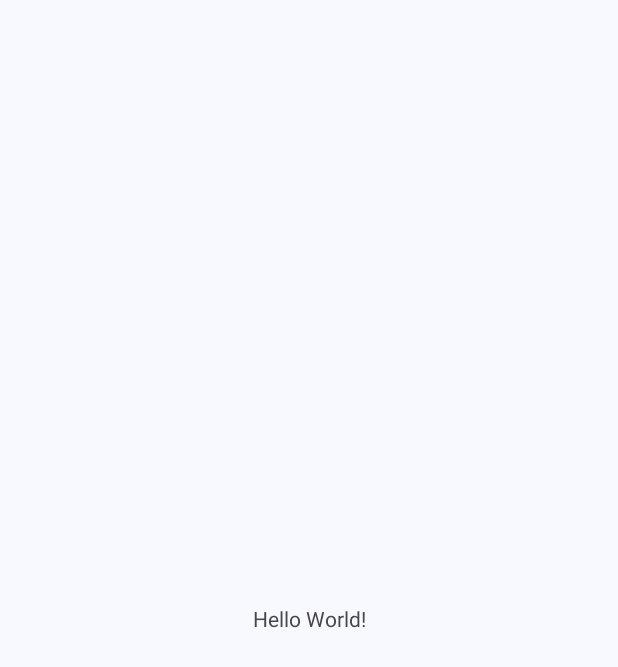
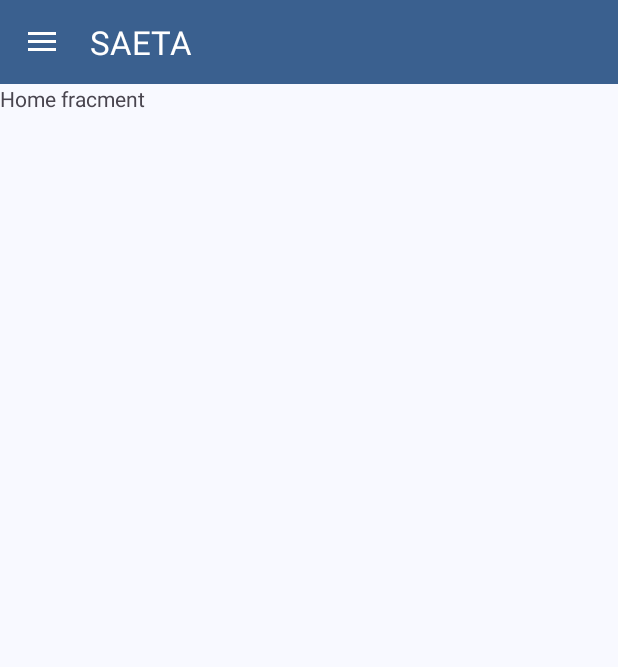
Before and after one commit to AlexOT03/SAETA-XML, an Android app: the screen it shows after launch (MainActivity), on a phone screen of 412 x 824 dp. Before the commit the part shown is almost empty. Shown: the top 667 px of the screen. Run offline under Robolectric (Android 15) with nearby library versions, the phone set to English and light mode, and no system bars.

Commit message:
feature-create-side-menu-and-splashscreen

```diff
--- a/app/src/main/AndroidManifest.xml
+++ b/app/src/main/AndroidManifest.xml
@@ -14,7 +14,8 @@
         tools:targetApi="31">
         <activity
             android:name=".MainActivity"
-            android:exported="true">
+            android:exported="true"
+            android:theme="@style/SplashTheme">
             <intent-filter>
                 <action android:name="android.intent.action.MAIN" />
 
--- /dev/null
+++ b/app/src/main/java/com/example/saeta/HomeFragment.kt
@@ -0,0 +1,18 @@
+package com.example.saeta
+
+import android.os.Bundle
+import androidx.fragment.app.Fragment
+import android.view.LayoutInflater
+import android.view.View
+import android.view.ViewGroup
+
+class HomeFragment : Fragment() {
+
+    override fun onCreateView(
+        inflater: LayoutInflater, container: ViewGroup?,
+        savedInstanceState: Bundle?
+    ): View? {
+        // Inflate the layout for this fragment
+        return inflater.inflate(R.layout.fragment_home, container, false)
+    }
+}
--- a/app/src/main/java/com/example/saeta/MainActivity.kt
+++ b/app/src/main/java/com/example/saeta/MainActivity.kt
@@ -1,20 +1,64 @@
 package com.example.saeta
 
 import android.os.Bundle
-import androidx.activity.enableEdgeToEdge
+import android.view.Gravity
+import android.view.MenuItem
+import androidx.appcompat.app.ActionBarDrawerToggle
 import androidx.appcompat.app.AppCompatActivity
-import androidx.core.view.ViewCompat
-import androidx.core.view.WindowInsetsCompat
+import androidx.appcompat.widget.Toolbar
+import androidx.core.view.GravityCompat
+import androidx.drawerlayout.widget.DrawerLayout
+import androidx.fragment.app.Fragment
+import androidx.fragment.app.FragmentTransaction
+import com.google.android.material.navigation.NavigationView
 
-class MainActivity : AppCompatActivity() {
+class MainActivity : AppCompatActivity(), NavigationView.OnNavigationItemSelectedListener {
+
+    private lateinit var drawerLayout: DrawerLayout
     override fun onCreate(savedInstanceState: Bundle?) {
+
+        setTheme(R.style.AppTheme)
+
         super.onCreate(savedInstanceState)
-        enableEdgeToEdge()
         setContentView(R.layout.activity_main)
-        ViewCompat.setOnApplyWindowInsetsListener(findViewById(R.id.main)) { v, insets ->
-            val systemBars = insets.getInsets(WindowInsetsCompat.Type.systemBars())
-            v.setPadding(systemBars.left, systemBars.top, systemBars.right, systemBars.bottom)
-            insets
+
+        drawerLayout = findViewById<DrawerLayout>(R.id.drawer_layout)
+        val toolbar = findViewById<Toolbar>(R.id.toolbar)
+        setSupportActionBar(toolbar)
+
+        val navigationView = findViewById<NavigationView>(R.id.nav_view)
+        navigationView.setNavigationItemSelectedListener(this)
+
+        val toggle = ActionBarDrawerToggle(this, drawerLayout, toolbar, R.string.nav_open, R.string.nav_close)
+        drawerLayout.addDrawerListener(toggle)
+        toggle.syncState()
+
+        if (savedInstanceState == null) {
+            replaceFragment(HomeFragment())
+            navigationView.setCheckedItem(R.id.nav_home)
+        }
+    }
+
+    override fun onNavigationItemSelected(item: MenuItem): Boolean {
+        when (item.itemId) {
+            R.id.nav_home -> replaceFragment(HomeFragment())
+            R.id.nav_routes -> replaceFragment(RoutesFragment())
+        }
+        drawerLayout.closeDrawer(GravityCompat.START)
+        return true
+    }
+
+    private fun replaceFragment(fragment: Fragment) {
+        val transaction: FragmentTransaction = supportFragmentManager.beginTransaction()
+        transaction.replace(R.id.fragment_container, fragment)
+        transaction.commit()
+    }
+
+    override fun onBackPressed() {
+        if (drawerLayout.isDrawerOpen(GravityCompat.START)) {
+            drawerLayout.closeDrawer(GravityCompat.START)
+        } else {
+            onBackPressedDispatcher.onBackPressed()
         }
     }
 }
--- /dev/null
+++ b/app/src/main/res/drawable/splashscreen.xml
@@ -0,0 +1,4 @@
+<?xml version="1.0" encoding="utf-8"?>
+<layer-list xmlns:android="http://schemas.android.com/apk/res/android">
+    <item android:drawable="@color/md_theme_primary"/>
+</layer-list>
--- a/app/src/main/res/layout/activity_main.xml
+++ b/app/src/main/res/layout/activity_main.xml
@@ -1,19 +1,44 @@
 <?xml version="1.0" encoding="utf-8"?>
-<androidx.constraintlayout.widget.ConstraintLayout xmlns:android="http://schemas.android.com/apk/res/android"
+<androidx.drawerlayout.widget.DrawerLayout
+    xmlns:android="http://schemas.android.com/apk/res/android"
     xmlns:app="http://schemas.android.com/apk/res-auto"
     xmlns:tools="http://schemas.android.com/tools"
-    android:id="@+id/main"
+    android:id="@+id/drawer_layout"
     android:layout_width="match_parent"
     android:layout_height="match_parent"
-    tools:context=".MainActivity">
+    tools:context=".MainActivity"
+    tools:openDrawer="start"
+    android:fitsSystemWindows="true">
 
-    <TextView
+    <LinearLayout
+        android:layout_width="match_parent"
+        android:layout_height="match_parent"
+        android:orientation="vertical">
+
+        <androidx.appcompat.widget.Toolbar
+            android:layout_width="match_parent"
+            android:layout_height="56dp"
+            android:id="@+id/toolbar"
+            android:elevation="4dp"
+            android:background="@color/md_theme_primary"
+            android:theme="@style/ThemeOverlay.AppCompat.Dark.ActionBar"
+            app:popupTheme="@style/ThemeOverlay.AppCompat.Light"/>
+
+        <FrameLayout
+            android:layout_width="match_parent"
+            android:layout_height="match_parent"
+            android:id="@+id/fragment_container"/>
+    </LinearLayout>
+
+    <com.google.android.material.navigation.NavigationView
         android:layout_width="wrap_content"
-        android:layout_height="wrap_content"
-        android:text="Hello World!"
-        app:layout_constraintBottom_toBottomOf="parent"
-        app:layout_constraintEnd_toEndOf="parent"
-        app:layout_constraintStart_toStartOf="parent"
-        app:layout_constraintTop_toTopOf="parent" />
+        android:layout_height="match_parent"
+        android:id="@+id/nav_view"
+        android:layout_gravity="start"
+        app:headerLayout="@layout/nav_header"
+        app:menu="@menu/nav_menu"
+        app:itemIconTint="@color/md_theme_primary"
+        app:itemTextColor="@color/md_theme_primary"/>
 
-</androidx.constraintlayout.widget.ConstraintLayout>
+
+</androidx.drawerlayout.widget.DrawerLayout>
--- /dev/null
+++ b/app/src/main/res/layout/fragment_home.xml
@@ -0,0 +1,14 @@
+<?xml version="1.0" encoding="utf-8"?>
+<FrameLayout xmlns:android="http://schemas.android.com/apk/res/android"
+    xmlns:tools="http://schemas.android.com/tools"
+    android:layout_width="match_parent"
+    android:layout_height="match_parent"
+    tools:context=".HomeFragment">
+
+    <!-- TODO: Update blank fragment layout -->
+    <TextView
+        android:layout_width="wrap_content"
+        android:layout_height="wrap_content"
+        android:text="Home fracment" />
+
+</FrameLayout>
--- /dev/null
+++ b/app/src/main/res/menu/nav_menu.xml
@@ -0,0 +1,38 @@
+<?xml version="1.0" encoding="utf-8"?>
+<menu xmlns:android="http://schemas.android.com/apk/res/android"
+    xmlns:tools="http://schemas.android.com/tools"
+    tools:showIn="navigation_view">
+
+    <group android:checkableBehavior="single">
+        <item
+            android:id="@+id/nav_home"
+            android:icon="@mipmap/ic_launcher"
+            android:title="Home"/>
+        <item
+            android:id="@+id/nav_routes"
+            android:icon="@mipmap/ic_launcher"
+            android:title="Routes"/>
+        <item
+            android:id="@+id/nav_favorite"
+            android:icon="@mipmap/ic_launcher"
+            android:title="Favourites"/>
+        <item
+            android:id="@+id/nav_tourist"
+            android:icon="@mipmap/ic_launcher"
+            android:title="Tourist"/>
+        <item
+            android:id="@+id/nav_about"
+            android:icon="@mipmap/ic_launcher"
+            android:title="About"/>
+    </group>
+
+    <item
+        android:title="">
+        <menu>
+            <item
+                android:id="@+id/logout"
+                android:icon="@mipmap/ic_launcher"
+                android:title="Logout"/>
+        </menu>
+    </item>
+</menu>
--- a/app/src/main/res/values/strings.xml
+++ b/app/src/main/res/values/strings.xml
@@ -1,3 +1,7 @@
 <resources>
     <string name="app_name">SAETA</string>
+    <!-- TODO: Remove or change this placeholder text -->
+    <string name="hello_blank_fragment">Hello blank fragment</string>
+    <string name="nav_open">Open</string>
+    <string name="nav_close">Close</string>
 </resources>
--- a/app/src/main/res/values/themes.xml
+++ b/app/src/main/res/values/themes.xml
@@ -51,5 +51,7 @@
         <item name="colorSurfaceContainerHighest">@color/md_theme_surfaceContainerHighest</item>
     </style>
 
-    <style name="Theme.SAETA" parent="AppTheme" />
+    <style name="SplashTheme" parent="AppTheme">
+        <item name="android:windowBackground">@drawable/splashscreen</item>
+    </style>
 </resources>
```
Also changed, not shown: app/src/main/java/com/example/saeta/RoutesFragment.kt (added, +18 -0 lines), app/src/main/res/layout/fragment_routes.xml (added, +15 -0 lines), app/src/main/res/layout/nav_header.xml (added, +30 -0 lines).
